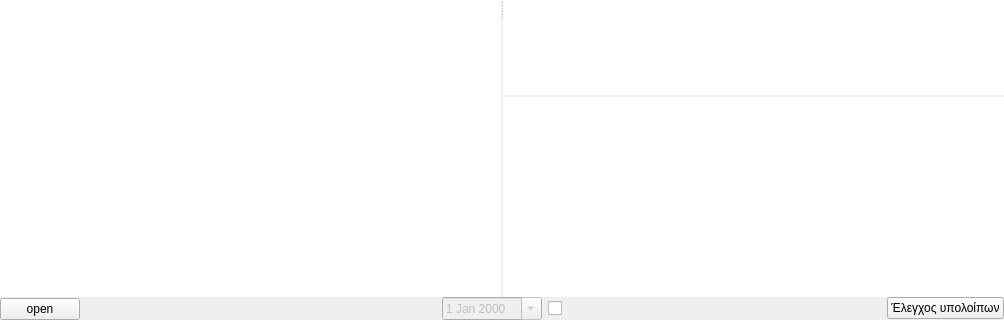
Qt form qlogistiki/main.ui (tedlaz/qhomeacc) before a commit; both pictures show x 0 to 1004 and y 280 to 600 of the 1004 by 600 pixel window.
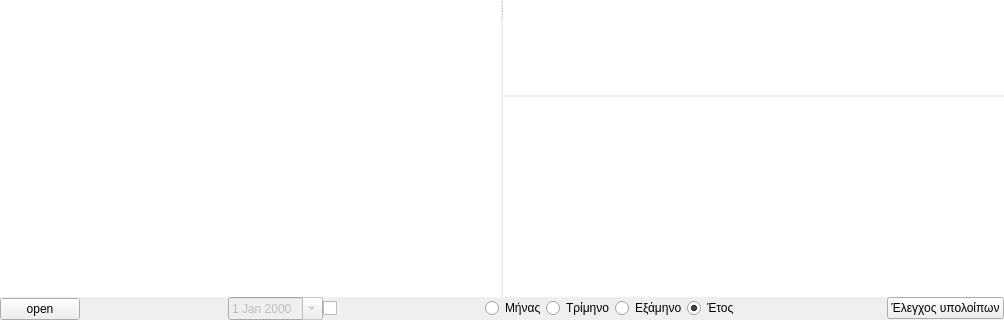
The same form after that commit. Custom widgets are drawn as their Qt base class.

```diff
--- a/qlogistiki/main.ui
+++ b/qlogistiki/main.ui
@@ -371,6 +371,19 @@
          </property>
         </widget>
        </item>
+       <item>
+        <spacer name="horizontalSpacer">
+         <property name="orientation">
+          <enum>Qt::Horizontal</enum>
+         </property>
+         <property name="sizeHint" stdset="0">
+          <size>
+           <width>40</width>
+           <height>20</height>
+          </size>
+         </property>
+        </spacer>
+       </item>
        <item>
         <widget class="QDateEdit" name="date_filter">
          <property name="enabled">
@@ -403,6 +416,87 @@
          </property>
         </widget>
        </item>
+       <item>
+        <spacer name="horizontalSpacer_2">
+         <property name="orientation">
+          <enum>Qt::Horizontal</enum>
+         </property>
+         <property name="sizeHint" stdset="0">
+          <size>
+           <width>40</width>
+           <height>20</height>
+          </size>
+         </property>
+        </spacer>
+       </item>
+       <item>
+        <widget class="QRadioButton" name="rbminas">
+         <property name="maximumSize">
+          <size>
+           <width>70</width>
+           <height>16777215</height>
+          </size>
+         </property>
+         <property name="text">
+          <string>Μήνας</string>
+         </property>
+        </widget>
+       </item>
+       <item>
+        <widget class="QRadioButton" name="rbtrimino">
+         <property name="maximumSize">
+          <size>
+           <width>80</width>
+           <height>16777215</height>
+          </size>
+         </property>
+         <property name="text">
+          <string>Τρίμηνο</string>
+         </property>
+        </widget>
+       </item>
+       <item>
+        <widget class="QRadioButton" name="rbejamino">
+         <property name="maximumSize">
+          <size>
+           <width>80</width>
+           <height>16777215</height>
+          </size>
+         </property>
+         <property name="text">
+          <string>Εξάμηνο</string>
+         </property>
+        </widget>
+       </item>
+       <item>
+        <widget class="QRadioButton" name="rbetos">
+         <property name="maximumSize">
+          <size>
+           <width>80</width>
+           <height>16777215</height>
+          </size>
+         </property>
+         <property name="text">
+          <string>Έτος</string>
+         </property>
+         <property name="checked">
+          <bool>true</bool>
+         </property>
+        </widget>
+       </item>
+       <item>
+        <spacer name="horizontalSpacer_3">
+         <property name="orientation">
+          <enum>Qt::Horizontal</enum>
+         </property>
+         <property name="sizeHint" stdset="0">
+          <size>
+           <width>40</width>
+           <height>20</height>
+          </size>
+         </property>
+        </spacer>
+       </item>
        <item alignment="Qt::AlignRight">
         <widget class="QPushButton" name="btn_check_rest">
          <property name="text">
```
